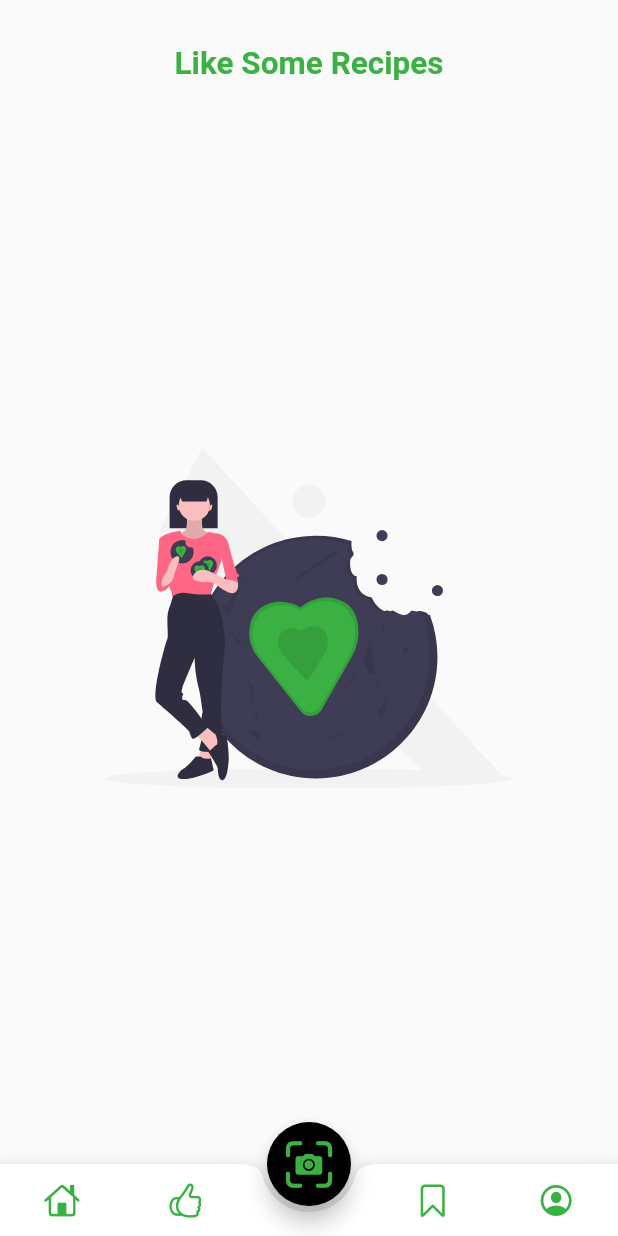
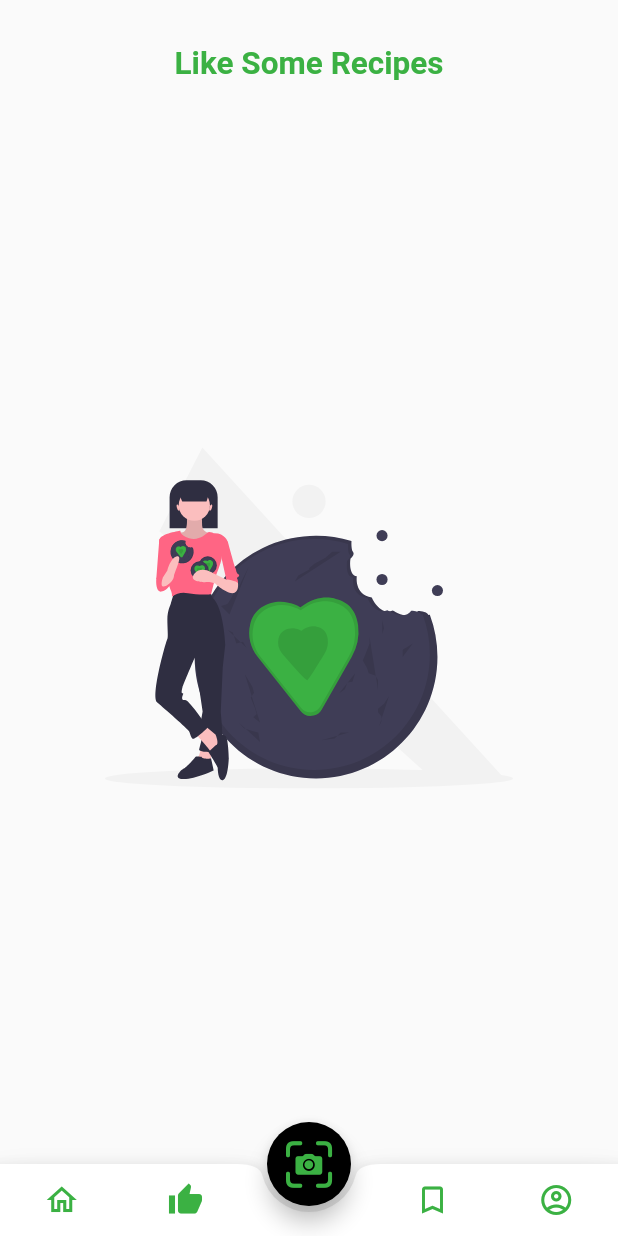
Before and after one commit to Meet-Turakhia/Makeat, a Flutter app: the Likes screen opened directly, scrolled down 56 dp, on a phone screen of 412 x 824 dp. Run offline on Flutter 3.47's test engine with Material 2 defaults, Android fonts, the phone set to English and light mode, and no system bars; our stand-ins replace cloud_firestore, firebase_auth, firebase_core, flutter_svg, flutter_tindercard, fluttertoast and 5 more; accounts and stored records are empty; Roboto replaces fonts that are missing (Ubuntu).

Commit message:
likes bottom bar done

```diff
--- a/lib/pages/likes.dart
+++ b/lib/pages/likes.dart
@@ -1,12 +1,14 @@
 // ignore_for_file: prefer_const_constructors
 import 'dart:async';
+import 'package:firebase_auth/firebase_auth.dart';
 import 'package:flutter/material.dart';
 import 'package:flutter/cupertino.dart';
 import 'package:flutter_svg/flutter_svg.dart';
 import 'package:google_fonts/google_fonts.dart';
+import 'package:makeat_app/pages/home.dart';
+import 'package:makeat_app/pages/saved.dart';
 import 'package:makeat_app/widgets/fonts.dart';
 import 'package:makeat_app/widgets/showtoast.dart';
-import "../widgets/bottombar.dart";
 import "../pages/recipe.dart";
 import 'swipecards.dart';
 import "package:cloud_firestore/cloud_firestore.dart";
@@ -20,6 +22,7 @@ class Likes extends StatefulWidget {
 }
 
 class _LikesState extends State<Likes> {
+  User? user = FirebaseAuth.instance.currentUser;
   final db = FirebaseFirestore.instance;
   CollectionReference recipeStream =
       FirebaseFirestore.instance.collection("recipes");
@@ -548,7 +551,63 @@ class _LikesState extends State<Likes> {
           splashColor: Colors.white,
         ),
         extendBody: true, //to make navbar notch transparent
-        bottomNavigationBar: buildBottomBar(context),
+        bottomNavigationBar: BottomAppBar(
+          color: Colors.white,
+          shape: CircularNotchedRectangle(),
+          child: Row(
+            mainAxisAlignment: MainAxisAlignment.spaceAround,
+            children: [
+              IconButton(
+                onPressed: () {
+                  Navigator.push(
+                    context,
+                    MaterialPageRoute(
+                        builder: (context) => Home(uid: user!.uid)),
+                  ).then(
+                    (value) => setState(
+                      () {
+                        getLikedRecipesFirstCall = true;
+                        getRecipes(true);
+                      },
+                    ),
+                  );
+                },
+                icon: Icon(Icons.home_outlined, color: Color(0xff3BB143)),
+              ),
+              IconButton(
+                onPressed: () {},
+                icon: Icon(Icons.thumb_up, color: Color(0xff3BB143)),
+              ),
+              IconButton(
+                onPressed: () {},
+                icon: Icon(CupertinoIcons.camera_viewfinder,
+                    color: Colors.transparent), //space holder
+              ),
+              IconButton(
+                onPressed: () {
+                  Navigator.push(
+                    context,
+                    MaterialPageRoute(
+                        builder: (context) => Saved(uid: user!.uid)),
+                  ).then(
+                    (value) => setState(
+                      () {
+                        getLikedRecipesFirstCall = true;
+                        getRecipes(true);
+                      },
+                    ),
+                  );
+                },
+                icon: Icon(Icons.bookmark_outline, color: Color(0xff3BB143)),
+              ),
+              IconButton(
+                onPressed: () {},
+                icon: Icon(Icons.account_circle_outlined,
+                    color: Color(0xff3BB143)),
+              ),
+            ],
+          ),
+        ),
         // BottomAppBar(
         //   color: Colors.white,
         //   shape: CircularNotchedRectangle(),
```
